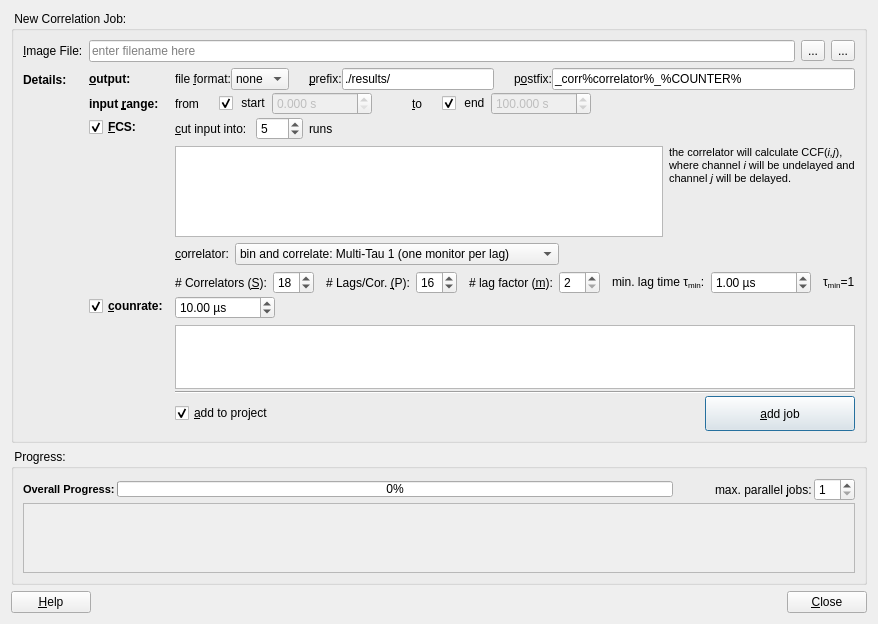
Qt form plugins/tcspcimporter/qfetcspcimporterdialog.ui (jkriege2/QuickFit3) before a commit.
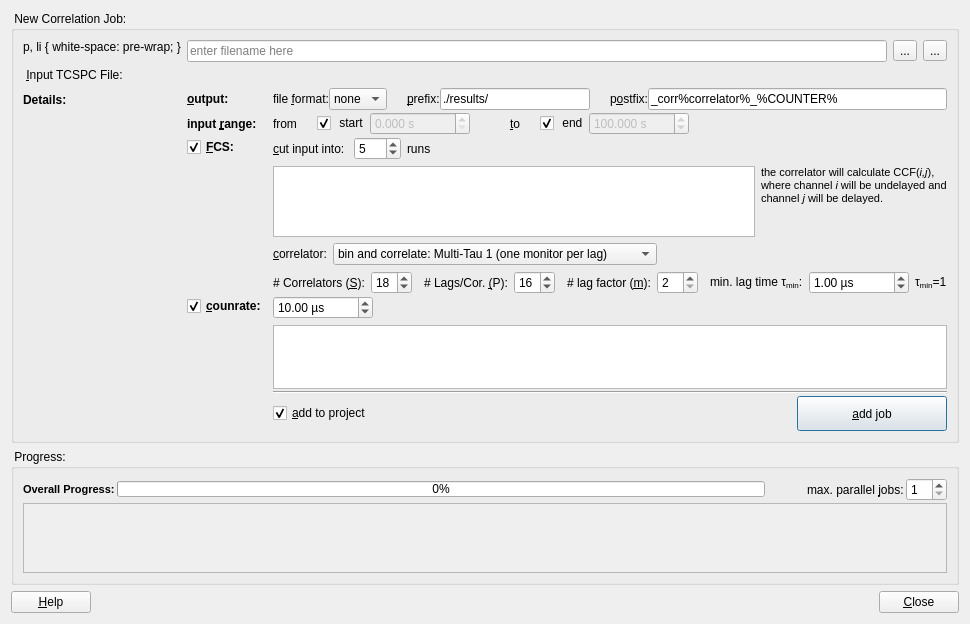
The same form after that commit. Icons and pictures are not drawn. Custom widgets are drawn as their Qt base class.

What changed in the file:
```diff
--- a/plugins/tcspcimporter/qfetcspcimporterdialog.ui
+++ b/plugins/tcspcimporter/qfetcspcimporterdialog.ui
@@ -9,7 +9,7 @@
    <rect>
     <x>0</x>
     <y>0</y>
-    <width>878</width>
+    <width>879</width>
     <height>624</height>
    </rect>
   </property>
@@ -39,7 +39,11 @@
       <item row="0" column="0">
        <widget class="QLabel" name="label_3">
         <property name="text">
-         <string>&lt;b&gt;&amp;Image File:&lt;/b&gt;</string>
+         <string>&lt;!DOCTYPE HTML PUBLIC &quot;-//W3C//DTD HTML 4.0//EN&quot; &quot;http://www.w3.org/TR/REC-html40/strict.dtd&quot;&gt;
+&lt;html&gt;&lt;head&gt;&lt;meta name=&quot;qrichtext&quot; content=&quot;1&quot; /&gt;&lt;style type=&quot;text/css&quot;&gt;
+p, li { white-space: pre-wrap; }
+&lt;/style&gt;&lt;/head&gt;&lt;body style=&quot; font-family:'MS Shell Dlg 2'; font-size:8.25pt; font-weight:400; font-style:normal;&quot;&gt;
+&lt;p style=&quot; margin-top:0px; margin-bottom:0px; margin-left:0px; margin-right:0px; -qt-block-indent:0; text-indent:0px;&quot;&gt;&lt;span style=&quot; font-weight:600;&quot;&gt;&amp;amp;Input TCSPC File:&lt;/span&gt;&lt;/p&gt;&lt;/body&gt;&lt;/html&gt;</string>
         </property>
         <property name="buddy">
          <cstring>edtTCSPCFile</cstring>
@@ -989,7 +993,7 @@
           <rect>
            <x>0</x>
            <y>0</y>
-           <width>838</width>
+           <width>839</width>
            <height>69</height>
           </rect>
          </property>
```
Left out of the diff: 19 changed lines with no effect on the pictures.
